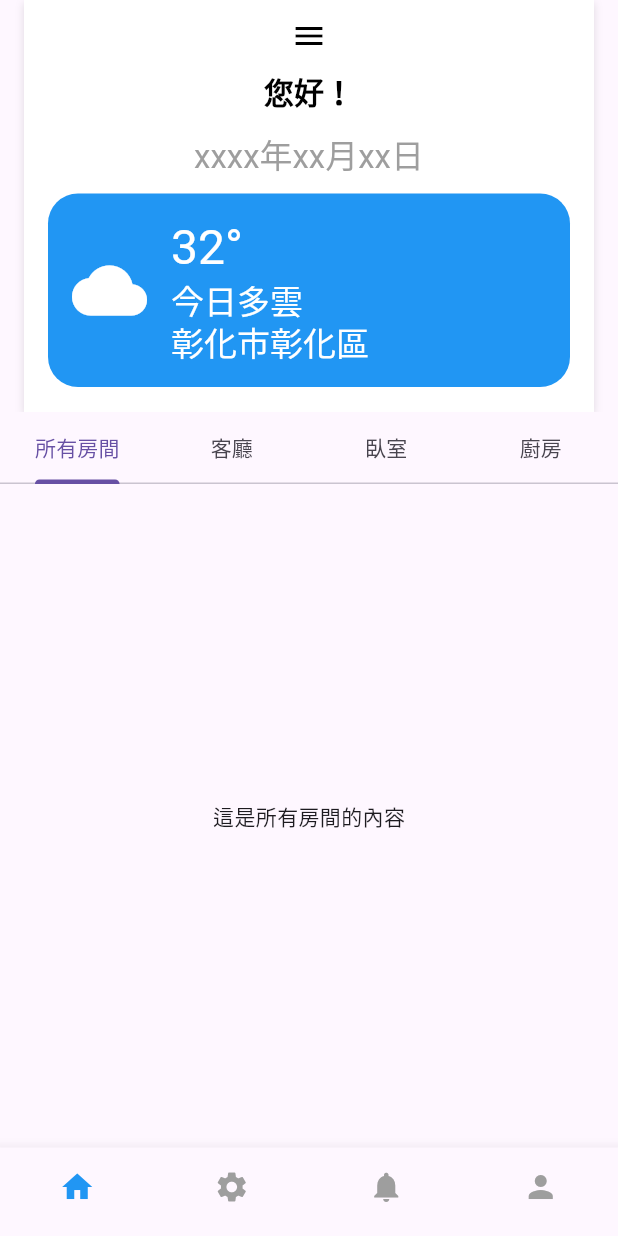
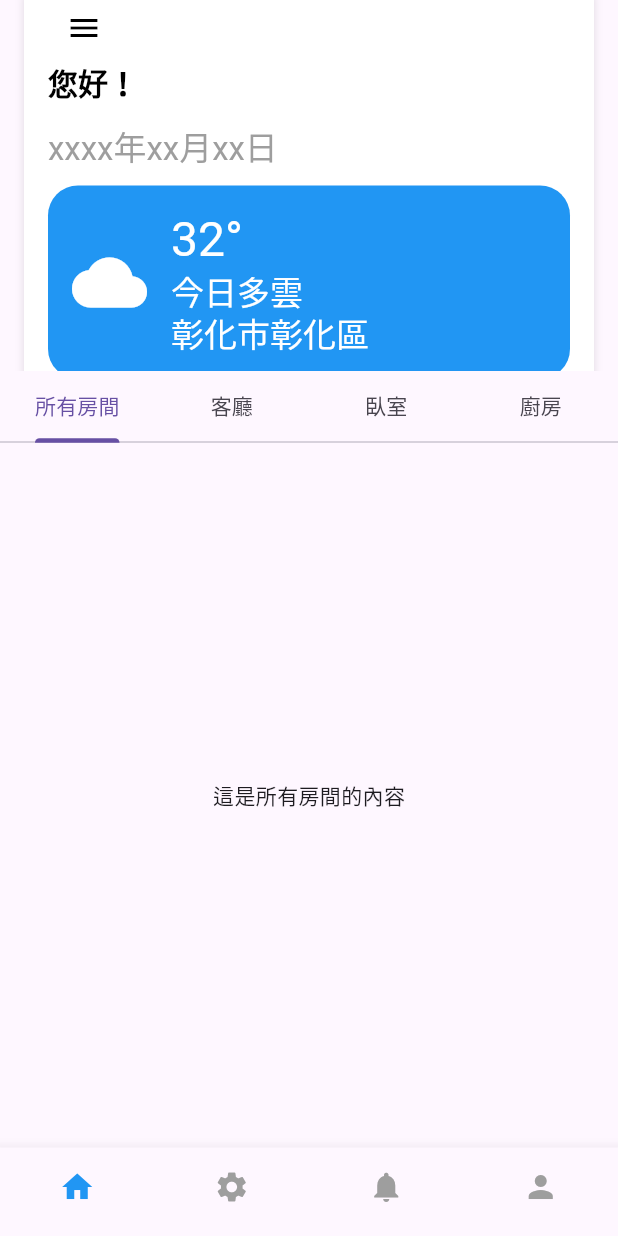
Before and after one commit to ncueteam/extendable_aiot, a Flutter app: the screen it shows after launch, on a phone screen of 412 x 824 dp. Run offline on Flutter 3.47's test engine with Material 3 defaults, Android fonts, the phone set to English and light mode, and no system bars.

Commit message:
Update RootPageHead height calculation and adjust toolbar height in HomePage

```diff
--- a/lib/components/root_page_head.dart
+++ b/lib/components/root_page_head.dart
@@ -11,7 +11,7 @@ class _RootPageHeadState extends State<RootPageHead> {
   @override
   Widget build(BuildContext context) {
     return Container(
-      height: MediaQuery.of(context).size.height / 3,
+      //height: MediaQuery.of(context).size.height / 3,
       padding: const EdgeInsets.symmetric(horizontal: 16),
       decoration: BoxDecoration(
         color: Colors.white,
@@ -20,6 +20,7 @@ class _RootPageHeadState extends State<RootPageHead> {
         ],
       ),
       child: Column(
+        crossAxisAlignment: CrossAxisAlignment.start,
         children: [
           IconButton(
             icon: const Icon(Icons.menu, color: Colors.black),
--- a/lib/root_pages/home_page.dart
+++ b/lib/root_pages/home_page.dart
@@ -60,7 +60,7 @@ class _HomePageState extends State<HomePage> with TickerProviderStateMixin {
   Widget build(BuildContext context) {
     return Scaffold(
       appBar: AppBar(
-        toolbarHeight: MediaQuery.of(context).size.height / 3,
+        toolbarHeight: MediaQuery.of(context).size.height * 0.3,
         title: const RootPageHead(),
         bottom: TabBar(
           tabs: _tabs,
```
